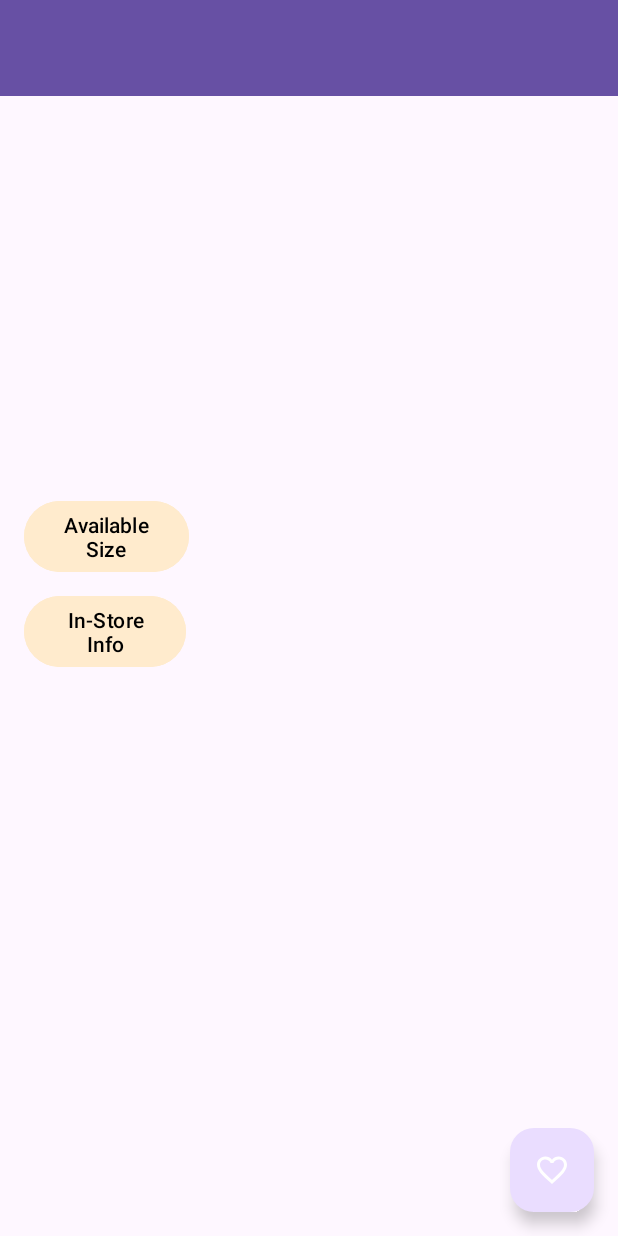
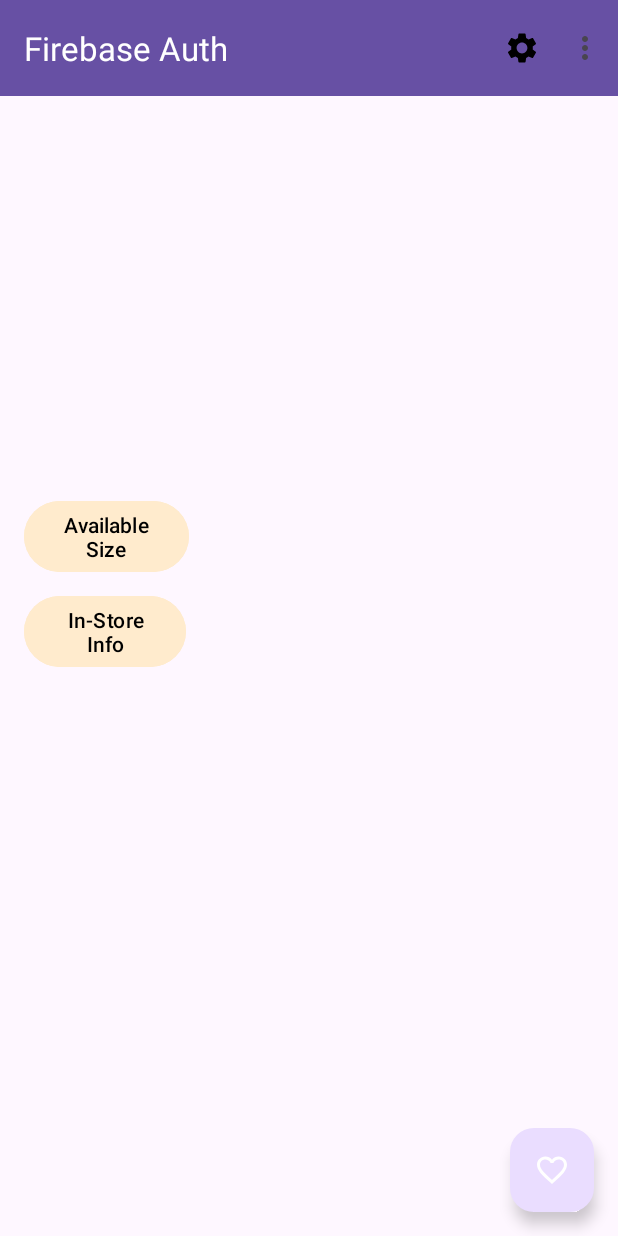
Before and after one commit to StephenHughesUni/WardrobeBuddy, an Android app: the ItemDetailActivity screen opened directly, with no data from a screen before it, on a phone screen of 412 x 824 dp. Run offline under Robolectric (Android 15) with nearby library versions, the phone set to English and light mode, and no system bars; our stand-ins replace Firebase (no records; nobody signed in at launch, a user with empty details on screens opened directly); pictures from the network do not load.

Commit message:
Item detail contains Text to Speech functionality and menu dropdowns

```diff
--- a/app/src/main/java/com/example/wardrobebuddy/com/firebaseauth/ItemDetailActivity.java
+++ b/app/src/main/java/com/example/wardrobebuddy/com/firebaseauth/ItemDetailActivity.java
@@ -1,16 +1,22 @@
 package com.example.wardrobebuddy.com.firebaseauth;
+
 import android.graphics.Color;
 import android.os.Bundle;
+import android.speech.tts.TextToSpeech;
 import android.util.Log;
 import android.util.TypedValue;
 import android.view.Gravity;
+import android.view.Menu;
+import android.view.MenuItem;
 import android.view.View;
 import android.widget.Button;
 import android.widget.ImageView;
 import android.widget.LinearLayout;
 import android.widget.TextView;
 
+import androidx.annotation.NonNull;
 import androidx.appcompat.app.AppCompatActivity;
+import androidx.appcompat.widget.Toolbar;
 import androidx.recyclerview.widget.LinearLayoutManager;
 import androidx.recyclerview.widget.RecyclerView;
 
@@ -28,6 +34,7 @@ import com.google.firebase.database.ValueEventListener;
 import java.util.ArrayList;
 import java.util.HashMap;
 import java.util.List;
+import java.util.Locale;
 import java.util.Map;
 import java.util.concurrent.TimeUnit;
 
@@ -38,22 +45,21 @@ import retrofit2.Response;
 import retrofit2.Retrofit;
 import retrofit2.converter.gson.GsonConverterFactory;
 
-
 public class ItemDetailActivity extends AppCompatActivity {
     private APIServiceInterface apiService;
-    private LinearLayout sizeContainer; // Container for displaying size boxes
-    private Map<String, Boolean> sizeAvailabilityMap; // Store fetched product information
-    private List<LocationInfo> locationInfoList; // Store fetched location information
-
+    private LinearLayout sizeContainer;
+    private Map<String, Boolean> sizeAvailabilityMap;
+    private List<LocationInfo> locationInfoList;
     private FirebaseAuth auth;
     private FirebaseUser user;
+    private TextToSpeech textToSpeech;
+    private boolean isTextToSpeechEnabled = true;
 
     @Override
     protected void onCreate(Bundle savedInstanceState) {
         super.onCreate(savedInstanceState);
         setContentView(R.layout.activity_item_detail);
 
-        // Initialize Retrofit and OkHttpClient
         OkHttpClient okHttpClient = new OkHttpClient.Builder()
                 .connectTimeout(60, TimeUnit.SECONDS)
                 .readTimeout(60, TimeUnit.SECONDS)
@@ -67,67 +73,151 @@ public class ItemDetailActivity extends AppCompatActivity {
                 .build();
         apiService = retrofit.create(APIServiceInterface.class);
 
-        // Extract details from Intent
         String brand = getIntent().getStringExtra("brand");
         String price = getIntent().getStringExtra("price");
         String articleNumber = getIntent().getStringExtra("articleNumber");
         String productUrl = getIntent().getStringExtra("productUrl");
 
-        // Set TextViews with the details passed from the previous activity
-        ((TextView) findViewById(R.id.detail_brand)).setText(brand);
-        ((TextView) findViewById(R.id.detail_price)).setText(price);
-        ((TextView) findViewById(R.id.detail_articleNumber)).setText(articleNumber);
+        TextView brandTextView = findViewById(R.id.detail_brand);
+        brandTextView.setText(brand);
+        brandTextView.setOnClickListener(v -> onBrandClicked(brand));
 
-        // Initialize sizeContainer
+        TextView priceTextView = findViewById(R.id.detail_price);
+        priceTextView.setText(price);
+        priceTextView.setOnClickListener(v -> onPriceClicked(price));
+
+        TextView articleNumberTextView = findViewById(R.id.detail_articleNumber);
+        articleNumberTextView.setText(articleNumber);
+        articleNumberTextView.setOnClickListener(v -> onArticleNumberClicked(articleNumber));
+
         sizeContainer = findViewById(R.id.size_container);
+        textToSpeech = new TextToSpeech(this, status -> {
+            if (status != TextToSpeech.ERROR) {
+                textToSpeech.setLanguage(Locale.US);
+            }
+        });
 
-        // Fetch product information
         if (productUrl != null && !productUrl.isEmpty()) {
             fetchProductInfo(productUrl, brand, articleNumber);
-
         } else {
             Log.e("ItemDetailActivity", "Product URL is missing or not provided.");
         }
 
-        // Set click listener for "Check Available Sizes" button
-        findViewById(R.id.button_check_available_sizes).setOnClickListener(new View.OnClickListener() {
-            @Override
-            public void onClick(View v) {
-                // Show sizeContainer and display available sizes
-                sizeContainer.setVisibility(View.VISIBLE);
-                displayAvailableSizes();
-
-                // Display location information
-                if (locationInfoList != null) {
-                    for (LocationInfo locationInfo : locationInfoList) {
-                        Log.d("ItemDetailActivity", "Area: " + locationInfo.getArea());
-                        Log.d("ItemDetailActivity", "Title: " + locationInfo.getTitle());
-                        Log.d("ItemDetailActivity", "Message: " + locationInfo.getMessage());
-                    }
-                }
-            }
-        });
-
-        // Set up RecyclerView for location information
         RecyclerView recyclerView = findViewById(R.id.location_recycler_view);
         recyclerView.setLayoutManager(new LinearLayoutManager(this));
 
-        // Set click listener for "Check In-Store Availability" button
-        findViewById(R.id.button_check_in_store_availability).setOnClickListener(new View.OnClickListener() {
+        findViewById(R.id.button_check_available_sizes).setOnClickListener(v -> {
+            toggleAvailableSizesVisibility();
+        });
+
+        findViewById(R.id.button_check_in_store_availability).setOnClickListener(v -> {
+            toggleInStoreInfoVisibility();
+        });
+
+        // Setup Toolbar
+        Toolbar toolbar = findViewById(R.id.toolbar);
+        setSupportActionBar(toolbar);
+    }
+
     @Override
-            public void onClick(View v) {
-                // Show RecyclerView and display location information
+    public boolean onCreateOptionsMenu(Menu menu) {
+        getMenuInflater().inflate(R.menu.toolbar_menu, menu);
+        displayUserEmail(menu); // Call to display user email
+        return true;
+    }
+
+
+
+    @Override
+    public boolean onOptionsItemSelected(@NonNull MenuItem item) {
+        int id = item.getItemId();
+        if (id == R.id.action_settings) {
+            // Handle settings action
+            return true;
+        } else if (id == R.id.menu_user_email) {
+            // Handle user email action
+            return true;
+        } else if (id == R.id.menu_enable_text_to_speech) {
+            // Enable text-to-speech
+            isTextToSpeechEnabled = true;
+            return true;
+        } else if (id == R.id.menu_disable_text_to_speech) {
+            // Disable text-to-speech
+            isTextToSpeechEnabled = false;
+            return true;
+        }
+        return super.onOptionsItemSelected(item);
+    }
+
+
+    private void toggleAvailableSizesVisibility() {
+        if (sizeContainer.getVisibility() == View.VISIBLE) {
+            sizeContainer.setVisibility(View.GONE);
+        } else {
+            sizeContainer.setVisibility(View.VISIBLE);
+            displayAvailableSizes();
+            speakAvailableSizes();
+        }
+    }
+
+    private void toggleInStoreInfoVisibility() {
+        RecyclerView recyclerView = findViewById(R.id.location_recycler_view);
+        if (recyclerView.getVisibility() == View.VISIBLE) {
+            recyclerView.setVisibility(View.GONE);
+        } else {
+            recyclerView.setVisibility(View.VISIBLE);
             if (locationInfoList != null) {
                 recyclerView.setAdapter(new LocationAdapter(locationInfoList));
+                speakLocationInfo(locationInfoList);
             } else {
                 Log.e("ItemDetailActivity", "Location information not available.");
             }
         }
-        });
+    }
+
+    private void displayUserEmail(Menu menu) {
+        FirebaseAuth auth = FirebaseAuth.getInstance();
+        FirebaseUser user = auth.getCurrentUser();
+        if (user != null) {
+            String userEmail = user.getEmail();
+            MenuItem userEmailItem = menu.findItem(R.id.menu_user_email);
+            if (userEmailItem != null) {
+                userEmailItem.setTitle(userEmail);
+            }
+        }
+    }
+
+    private void speakAvailableSizes() {
+        if (sizeAvailabilityMap != null && isTextToSpeechEnabled) {
+            StringBuilder availableSizes = new StringBuilder();
+            for (String size : sizeAvailabilityMap.keySet()) {
+                availableSizes.append(size).append(", ");
+            }
+            String textToSpeak = "Available sizes are " + availableSizes.toString();
+            textToSpeech.speak(textToSpeak, TextToSpeech.QUEUE_FLUSH, null, null);
+        }
+    }
+
+    private void speakProductInfo(String info) {
+        if (isTextToSpeechEnabled) {
+            textToSpeech.speak(info, TextToSpeech.QUEUE_FLUSH, null, null);
+        }
+    }
+
+    private void speakLocationInfo(List<LocationInfo> locationInfoList) {
+        if (isTextToSpeechEnabled) {
+            StringBuilder textToSpeak = new StringBuilder("In-store availability information. ");
+            for (LocationInfo locationInfo : locationInfoList) {
+                String area = locationInfo.getArea();
+                String title = locationInfo.getTitle();
+                String message = locationInfo.getMessage();
+                textToSpeak.append(area).append(". ").append(title).append(". ").append(message).append(". ");
+            }
+            textToSpeech.speak(textToSpeak.toString(), TextToSpeech.QUEUE_FLUSH, null, null);
+        }
     }
 
     private void fetchProductInfo(String productUrl, String brand, String articleNumber) {
-        // Check if the product information exists in Firebase
         FirebaseDatabase database = FirebaseDatabase.getInstance("https://finalyearprojectapp-29b81-default-rtdb.europe-west1.firebasedatabase.app");
         auth = FirebaseAuth.getInstance();
         user = auth.getCurrentUser();
@@ -137,23 +227,17 @@ public class ItemDetailActivity extends AppCompatActivity {
             @Override
             public void onDataChange(DataSnapshot dataSnapshot) {
                 if (dataSnapshot.exists()) {
-                    // Product information already exists in the database, retrieve it
                     Map<String, Object> productInfoMap = (Map<String, Object>) dataSnapshot.getValue();
                     sizeAvailabilityMap = (Map<String, Boolean>) productInfoMap.get("sizeAvailability");
                     locationInfoList = new ArrayList<>();
-
-                    // Convert Firebase data to LocationInfo objects
                     for (DataSnapshot snapshot : dataSnapshot.child("locationInfo").getChildren()) {
                         LocationInfo locationInfo = snapshot.getValue(LocationInfo.class);
                         locationInfoList.add(locationInfo);
                     }
-
-                    // Load and set the image
                     String imageUrl = (String) productInfoMap.get("imageUrl");
                     loadAndSetImage(imageUrl);
                     displayAvailableSizes();
                 } else {
-                    // Product information does not exist in the database, make API call to fetch it
                     apiService.fetchProductInfo(productUrl, brand).enqueue(new Callback<ProductInfoResponse>() {
                         @Override
                         public void onResponse(Call<ProductInfoResponse> call, Response<ProductInfoResponse> response) {
@@ -164,14 +248,10 @@ public class ItemDetailActivity extends AppCompatActivity {
                                 if (productInfoResponse.getProductInfo() != null) {
                                     sizeAvailabilityMap = productInfoResponse.getProductInfo().getSizeAvailability();
                                     locationInfoList = productInfoResponse.getProductInfo().getLocationInfo();
-
-                                    // Store fetched product information in Firebase
-                                    DatabaseReference newRef = ref; // Use the existing reference
+                                    DatabaseReference newRef = ref;
                                     HashMap<String, Object> productInfoMap = new HashMap<>();
                                     productInfoMap.put("sizeAvailability", sizeAvailabilityMap);
                                     productInfoMap.put("imageUrl", productInfoResponse.getProductInfo().getImageUrl());
-
-                                    // Convert LocationInfo objects to HashMap for Firebase storage
                                     List<Map<String, String>> locationMapList = new ArrayList<>();
                                     for (LocationInfo locationInfo : locationInfoList) {
                                         Map<String, String> locationMap = new HashMap<>();
@@ -181,12 +261,9 @@ public class ItemDetailActivity extends AppCompatActivity {
                                         locationMapList.add(locationMap);
                                     }
                                     productInfoMap.put("locationInfo", locationMapList);
-
                                     newRef.setValue(productInfoMap)
                                             .addOnSuccessListener(aVoid -> Log.d("Firebase", "Product info saved successfully."))
                                             .addOnFailureListener(e -> Log.e("Firebase", "Failed to save product info.", e));
-
-                                    // Load and set the image
                                     loadAndSetImage(productInfoResponse.getProductInfo().getImageUrl());
                                     displayAvailableSizes();
                                 } else {
@@ -212,23 +289,20 @@ public class ItemDetailActivity extends AppCompatActivity {
         });
     }
 
-
-
-
     private void loadAndSetImage(String imageUrl) {
         if (imageUrl != null && !imageUrl.isEmpty()) {
             ImageView imageView = findViewById(R.id.image_placeholder);
             RequestOptions requestOptions = new RequestOptions()
-                    .placeholder(R.color.gray) // Placeholder while loading
-                    .error(R.color.gray) // Placeholder if loading fails
-                    .diskCacheStrategy(DiskCacheStrategy.ALL); // Cache image
+                    .placeholder(R.color.gray)
+                    .error(R.color.gray)
+                    .diskCacheStrategy(DiskCacheStrategy.ALL);
             Glide.with(ItemDetailActivity.this)
                     .load(imageUrl)
                     .apply(requestOptions)
                     .into(imageView);
-            imageView.setScaleType(ImageView.ScaleType.CENTER_CROP); // Set scale type to CENTER_CROP to fit the image as background
-            imageView.setAdjustViewBounds(true); // Adjust bounds to maintain aspect ratio
-            imageView.setPadding(16, 16, 16, 16); // Add padding around the image
+            imageView.setScaleType(ImageView.ScaleType.CENTER_CROP);
+            imageView.setAdjustViewBounds(true);
+            imageView.setPadding(16, 16, 16, 16);
         } else {
             Log.e("ItemDetailActivity", "Image URL is null or empty.");
         }
@@ -236,31 +310,43 @@ public class ItemDetailActivity extends AppCompatActivity {
 
     private void displayAvailableSizes() {
         if (sizeAvailabilityMap != null) {
-            // Clear previous size views
             sizeContainer.removeAllViews();
-
-            // Display available sizes
             for (Map.Entry<String, Boolean> entry : sizeAvailabilityMap.entrySet()) {
                 String size = entry.getKey();
                 boolean isAvailable = entry.getValue();
                 Log.d("ItemDetailActivity", size + ": " + (isAvailable ? "Available" : "Not Available"));
-
-                // Create a TextView for each size and set its properties
                 TextView textView = new TextView(ItemDetailActivity.this);
                 textView.setText(size);
                 textView.setPadding(16, 8, 16, 8);
                 textView.setTextColor(Color.WHITE);
                 textView.setTextSize(TypedValue.COMPLEX_UNIT_SP, 16);
                 textView.setGravity(Gravity.CENTER);
-
-                // Set background color based on availability
                 textView.setBackgroundResource(isAvailable ? R.drawable.available_background : R.drawable.unavailable_background);
-
-                // Add the TextView to sizeContainer
                 sizeContainer.addView(textView);
             }
         } else {
             Log.e("ItemDetailActivity", "Size availability information not available.");
         }
     }
+
+    private void onBrandClicked(String brand) {
+        speakProductInfo("Brand: " + brand);
     }
+
+    private void onArticleNumberClicked(String articleNumber) {
+        speakProductInfo("Article Number: " + articleNumber);
+    }
+
+    private void onPriceClicked(String price) {
+        speakProductInfo("Price: " + price);
+    }
+
+    @Override
+    protected void onDestroy() {
+        if (textToSpeech != null) {
+            textToSpeech.stop();
+            textToSpeech.shutdown();
+        }
+        super.onDestroy();
+    }
+}
--- /dev/null
+++ b/app/src/main/res/drawable/baseline_more_vert_24.xml
@@ -0,0 +1,5 @@
+<vector android:height="24dp" android:tint="#000000"
+    android:viewportHeight="24" android:viewportWidth="24"
+    android:width="24dp" xmlns:android="http://schemas.android.com/apk/res/android">
+    <path android:fillColor="@android:color/white" android:pathData="M12,8c1.1,0 2,-0.9 2,-2s-0.9,-2 -2,-2 -2,0.9 -2,2 0.9,2 2,2zM12,10c-1.1,0 -2,0.9 -2,2s0.9,2 2,2 2,-0.9 2,-2 -0.9,-2 -2,-2zM12,16c-1.1,0 -2,0.9 -2,2s0.9,2 2,2 2,-0.9 2,-2 -0.9,-2 -2,-2z"/>
+</vector>
--- /dev/null
+++ b/app/src/main/res/drawable/baseline_settings_24.xml
@@ -0,0 +1,5 @@
+<vector android:height="24dp" android:tint="#000000"
+    android:viewportHeight="24" android:viewportWidth="24"
+    android:width="24dp" xmlns:android="http://schemas.android.com/apk/res/android">
+    <path android:fillColor="@android:color/white" android:pathData="M19.14,12.94c0.04,-0.3 0.06,-0.61 0.06,-0.94c0,-0.32 -0.02,-0.64 -0.07,-0.94l2.03,-1.58c0.18,-0.14 0.23,-0.41 0.12,-0.61l-1.92,-3.32c-0.12,-0.22 -0.37,-0.29 -0.59,-0.22l-2.39,0.96c-0.5,-0.38 -1.03,-0.7 -1.62,-0.94L14.4,2.81c-0.04,-0.24 -0.24,-0.41 -0.48,-0.41h-3.84c-0.24,0 -0.43,0.17 -0.47,0.41L9.25,5.35C8.66,5.59 8.12,5.92 7.63,6.29L5.24,5.33c-0.22,-0.08 -0.47,0 -0.59,0.22L2.74,8.87C2.62,9.08 2.66,9.34 2.86,9.48l2.03,1.58C4.84,11.36 4.8,11.69 4.8,12s0.02,0.64 0.07,0.94l-2.03,1.58c-0.18,0.14 -0.23,0.41 -0.12,0.61l1.92,3.32c0.12,0.22 0.37,0.29 0.59,0.22l2.39,-0.96c0.5,0.38 1.03,0.7 1.62,0.94l0.36,2.54c0.05,0.24 0.24,0.41 0.48,0.41h3.84c0.24,0 0.44,-0.17 0.47,-0.41l0.36,-2.54c0.59,-0.24 1.13,-0.56 1.62,-0.94l2.39,0.96c0.22,0.08 0.47,0 0.59,-0.22l1.92,-3.32c0.12,-0.22 0.07,-0.47 -0.12,-0.61L19.14,12.94zM12,15.6c-1.98,0 -3.6,-1.62 -3.6,-3.6s1.62,-3.6 3.6,-3.6s3.6,1.62 3.6,3.6S13.98,15.6 12,15.6z"/>
+</vector>
--- a/app/src/main/res/layout/activity_item_detail.xml
+++ b/app/src/main/res/layout/activity_item_detail.xml
@@ -4,6 +4,22 @@
     android:layout_width="match_parent"
     android:layout_height="match_parent"
     android:fitsSystemWindows="true">
+
+    <!-- AppBarLayout with the Toolbar -->
+    <com.google.android.material.appbar.AppBarLayout
+        android:layout_width="match_parent"
+        android:layout_height="wrap_content">
+
+        <androidx.appcompat.widget.Toolbar
+            android:id="@+id/toolbar"
+            android:layout_width="match_parent"
+            android:layout_height="?attr/actionBarSize"
+            android:background="?attr/colorPrimary"
+            android:elevation="4dp"
+            app:titleTextColor="@color/white"
+            app:popupTheme="@style/AppTheme.PopupOverlay" />
+
+    </com.google.android.material.appbar.AppBarLayout>
 
     <!-- The ImageView is placed here to be below all other components but above the CoordinatorLayout's background -->
     <ImageView
@@ -13,29 +29,14 @@
         android:scaleType="centerCrop"
         app:layout_behavior="@string/appbar_scrolling_view_behavior" />
 
-    <!-- AppBarLayout with the Toolbar -->
-    <com.google.android.material.appbar.AppBarLayout
-        android:id="@+id/appbar"
-        android:layout_width="match_parent"
-        android:layout_height="wrap_content"
-        android:theme="@style/ThemeOverlay.AppCompat.Dark.ActionBar">
 
-        <androidx.appcompat.widget.Toolbar
-            android:id="@+id/toolbar"
-            android:layout_width="match_parent"
-            android:layout_height="?attr/actionBarSize"
-            android:background="?attr/colorPrimary"
-            app:popupTheme="@style/ThemeOverlay.AppCompat.Light" />
-    </com.google.android.material.appbar.AppBarLayout>
-
-    <!-- Details Section -->
     <LinearLayout
         android:layout_width="match_parent"
         android:layout_height="wrap_content"
         android:orientation="vertical"
         android:padding="16dp"
         android:layout_marginTop="200dp"
-        app:layout_anchor="@id/appbar">
+        app:layout_anchor="@id/toolbar">
 
         <!-- These IDs should match the IDs used in the ItemDetailActivity -->
         <TextView
@@ -44,7 +45,9 @@
             android:layout_height="wrap_content"
             android:text="Brand placeholder"
             android:textAppearance="?android:attr/textAppearanceMedium"
-            android:paddingTop="8dp" />
+            android:paddingTop="8dp"
+            android:clickable="true"
+            android:onClick="onBrandClicked" />
 
         <TextView
             android:id="@+id/detail_articleNumber"
@@ -52,7 +55,9 @@
             android:layout_height="wrap_content"
             android:text="Article number placeholder"
             android:textAppearance="?android:attr/textAppearanceMedium"
-            android:paddingTop="8dp" />
+            android:paddingTop="8dp"
+            android:clickable="true"
+            android:onClick="onArticleNumberClicked" />
 
         <TextView
             android:id="@+id/detail_price"
@@ -60,7 +65,9 @@
             android:layout_height="wrap_content"
             android:text="Price placeholder"
             android:textAppearance="?android:attr/textAppearanceMedium"
-            android:paddingTop="8dp" />
+            android:paddingTop="8dp"
+            android:clickable="true"
+            android:onClick="onPriceClicked" />
 
         <LinearLayout
             android:id="@+id/size_container"
@@ -81,7 +88,8 @@
             android:backgroundTint="@color/blanched_almond"
             android:text="Available Size"
             android:textColor="@android:color/black"
-            android:textColorHighlight="@color/black" />
+            android:textColorHighlight="@color/black"
+            android:onClick="onAvailableSizesClicked" />
 
         <Button
             android:id="@+id/button_check_in_store_availability"
@@ -90,12 +98,14 @@
             android:layout_marginTop="8dp"
             android:backgroundTint="@color/blanched_almond"
             android:text="In-Store Info"
-            android:textColor="@android:color/black" />
+            android:textColor="@android:color/black"
+            android:onClick="onInStoreInfoClicked" />
 
         <androidx.recyclerview.widget.RecyclerView
             android:id="@+id/location_recycler_view"
             android:layout_width="match_parent"
             android:layout_height="wrap_content"
+            android:visibility="gone"
             app:layout_behavior="@string/appbar_scrolling_view_behavior" />
 
     </LinearLayout>
--- a/app/src/main/res/menu/toolbar_menu.xml
+++ b/app/src/main/res/menu/toolbar_menu.xml
@@ -1,8 +1,34 @@
-<menu xmlns:android="http://schemas.android.com/apk/res/android">
+<menu xmlns:android="http://schemas.android.com/apk/res/android"
+    xmlns:app="http://schemas.android.com/apk/res-auto">
+
+    <!-- User dropdown menu -->
     <item
-        android:id="@+id/menu_user_email"
-        android:title="UserEmailPlaceholder" />
+        android:id="@+id/menu_user"
+        android:title="User"
+        app:showAsAction="never">
+        <menu>
+            <item
+                android:id="@+id/menu_user_email"
+                android:title="UserEmailPlaceholder" />
+            <item
+                android:id="@+id/menu_logout"
+                android:title="Logout" />
+        </menu>
+    </item>
+
+    <!-- Settings icon -->
     <item
-        android:id="@+id/menu_logout"
-        android:title="@string/logout"/>
+        android:id="@+id/action_settings"
+        android:title="Settings"
+        android:icon="@drawable/baseline_settings_24"
+        app:showAsAction="always">
+        <menu>
+            <item
+                android:id="@+id/menu_enable_text_to_speech"
+                android:title="Enable Text-to-Speech" />
+            <item
+                android:id="@+id/menu_disable_text_to_speech"
+                android:title="Disable Text-to-Speech" />
+        </menu>
+    </item>
 </menu>
--- /dev/null
+++ b/app/src/main/res/values/refs.xml
@@ -0,0 +1,3 @@
+<?xml version="1.0" encoding="utf-8"?>
+<resources>
+</resources>
--- a/app/src/main/res/values/themes.xml
+++ b/app/src/main/res/values/themes.xml
@@ -17,4 +17,14 @@
         <item name="windowNoTitle">true</item>
     </style>
 
+    <style name="AppTheme" parent="Theme.MaterialComponents.Light.DarkActionBar">
+        <!-- Other theme attributes -->
+        <item name="popupTheme">@style/AppTheme.PopupOverlay</item>
+    </style>
+
+    <style name="AppTheme.PopupOverlay" parent="ThemeOverlay.MaterialComponents.Light">
+        <!-- Define popup overlay attributes here -->
+    </style>
+
+
 </resources>
--- a/app/src/main/res/xml/network_security_config.xml
+++ b/app/src/main/res/xml/network_security_config.xml
@@ -2,6 +2,6 @@
 <network-security-config>
     <domain-config cleartextTrafficPermitted="true">
         <domain includeSubdomains="true">10.0.2.2</domain>
-        <domain includeSubdomains="true">16.171.44.250</domain>
+        <domain includeSubdomains="true">3.253.82.87</domain>
     </domain-config>
 </network-security-config>
```
Also changed, not shown: app/build.gradle (+4 -16 lines), app/src/main/AndroidManifest.xml (+12 -0 lines), app/src/main/java/com/example/wardrobebuddy/com/firebaseauth/CollectionItem.java (added, +51 -0 lines), app/src/main/java/com/example/wardrobebuddy/com/firebaseauth/MainActivity.java (+17 -6 lines), app/src/main/res/layout/activity_my_outfits.xml (+31 -6 lines), app/src/main/res/layout/item_scanned_item.xml (+6 -5 lines). Lines whose indentation alone changed are shown as unchanged.
